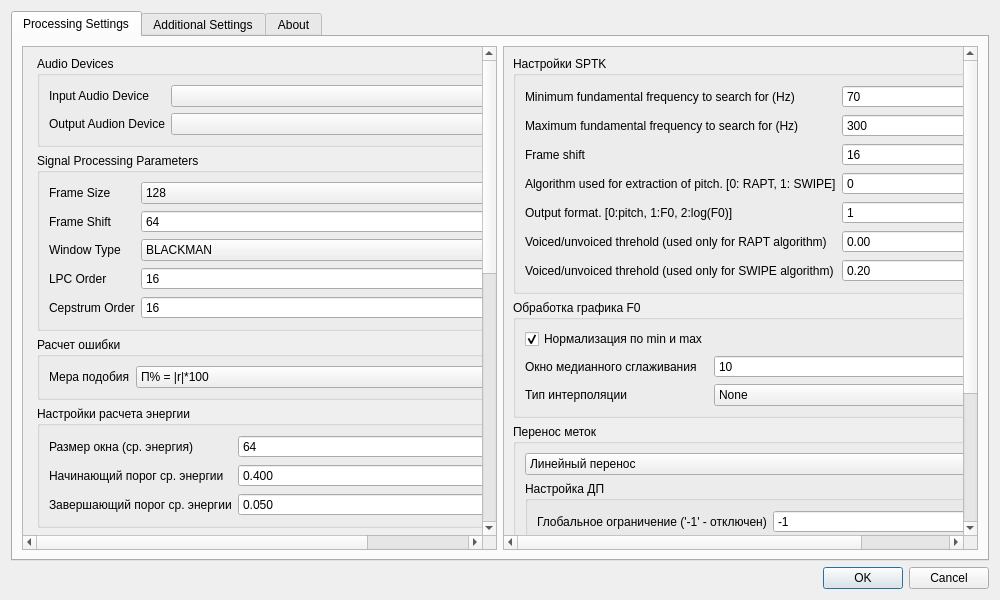
Qt form settingsdialog.ui (zhitko/inton-trainer) before a commit.
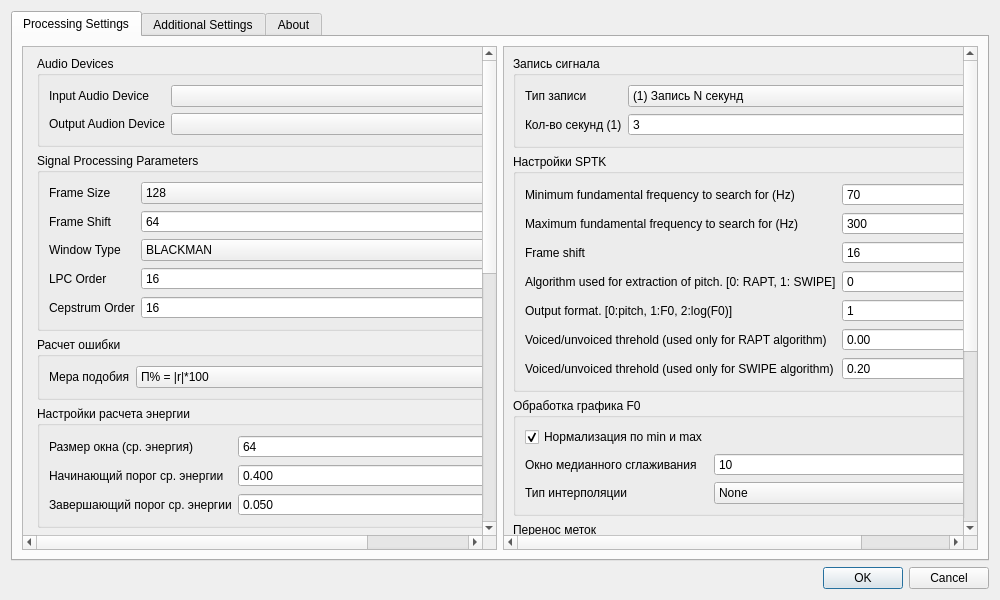
The same form after that commit. Icons and pictures are not drawn.

```diff
--- a/settingsdialog.ui
+++ b/settingsdialog.ui
@@ -687,26 +687,83 @@
             <x>0</x>
             <y>0</y>
             <width>505</width>
-            <height>598</height>
+            <height>689</height>
            </rect>
           </property>
           <layout class="QHBoxLayout" name="horizontalLayout_3">
            <item>
             <layout class="QVBoxLayout" name="verticalLayout_4">
+             <item>
+              <widget class="QGroupBox" name="groupBox_13">
+               <property name="title">
+                <string>Запись сигнала</string>
+               </property>
+               <layout class="QFormLayout" name="formLayout_12">
+                <item row="0" column="0">
+                 <widget class="QLabel" name="label_37">
+                  <property name="text">
+                   <string>Тип записи</string>
+                  </property>
+                 </widget>
+                </item>
+                <item row="0" column="1">
+                 <widget class="QComboBox" name="recordingType">
+                  <item>
+                   <property name="text">
+                    <string>(1) Запись N секунд</string>
+                   </property>
+                  </item>
+                  <item>
+                   <property name="text">
+                    <string>(2) Ручная остановка записи</string>
+                   </property>
+                  </item>
+                  <item>
+                   <property name="text">
+                    <string>(3) Запись по F0</string>
+                   </property>
+                  </item>
+                  <item>
+                   <property name="text">
+                    <string>(4) Запись по энергии</string>
+                   </property>
+                  </item>
+                 </widget>
+                </item>
+                <item row="1" column="0">
+                 <widget class="QLabel" name="label_38">
+                  <property name="text">
+                   <string>Кол-во секунд (1)</string>
+                  </property>
+                 </widget>
+                </item>
+                <item row="1" column="1">
+                 <widget class="QSpinBox" name="recordingSeconds">
+                  <property name="minimum">
+                   <number>1</number>
+                  </property>
+                  <property name="value">
+                   <number>3</number>
+                  </property>
+                 </widget>
+                </item>
+               </layout>
+              </widget>
+             </item>
              <item>
               <widget class="QGroupBox" name="groupBox_3">
                <property name="title">
                 <string>Настройки SPTK</string>
                </property>
                <layout class="QFormLayout" name="formLayout_4">
-                <item row="0" column="0">
+                <item row="1" column="0">
                  <widget class="QLabel" name="label_5">
                   <property name="text">
                    <string>Minimum fundamental frequency to search for (Hz)</string>
                   </property>
                  </widget>
                 </item>
-                <item row="0" column="1">
+                <item row="1" column="1">
                  <widget class="QSpinBox" name="pitchMinFreqSpin">
                   <property name="maximum">
                    <number>65536</number>
@@ -716,14 +773,14 @@
                   </property>
                  </widget>
                 </item>
-                <item row="1" column="0">
+                <item row="2" column="0">
                  <widget class="QLabel" name="label_6">
                   <property name="text">
                    <string>Maximum fundamental frequency to search for (Hz)</string>
                   </property>
                  </widget>
                 </item>
-                <item row="1" column="1">
+                <item row="2" column="1">
                  <widget class="QSpinBox" name="pitchMaxFreqSpin">
                   <property name="maximum">
                    <number>65536</number>
@@ -736,14 +793,14 @@
                   </property>
                  </widget>
                 </item>
-                <item row="2" column="0">
+                <item row="3" column="0">
                  <widget class="QLabel" name="label_11">
                   <property name="text">
                    <string>Frame shift</string>
                   </property>
                  </widget>
                 </item>
-                <item row="2" column="1">
+                <item row="3" column="1">
                  <widget class="QSpinBox" name="pitchFrameShoftSpin">
                   <property name="maximum">
                    <number>65536</number>
@@ -753,28 +810,28 @@
                   </property>
                  </widget>
                 </item>
-                <item row="3" column="0">
+                <item row="4" column="0">
                  <widget class="QLabel" name="label_12">
                   <property name="text">
                    <string>Algorithm used for extraction of pitch. [0: RAPT, 1: SWIPE]</string>
                   </property>
                  </widget>
                 </item>
-                <item row="3" column="1">
+                <item row="4" column="1">
                  <widget class="QSpinBox" name="pitchATypeSpin">
                   <property name="maximum">
                    <number>1</number>
                   </property>
                  </widget>
                 </item>
-                <item row="4" column="0">
+                <item row="5" column="0">
                  <widget class="QLabel" name="label_13">
                   <property name="text">
                    <string>Output format. [0:pitch, 1:F0, 2:log(F0)]</string>
                   </property>
                  </widget>
                 </item>
-                <item row="4" column="1">
+                <item row="5" column="1">
                  <widget class="QSpinBox" name="pitchOTypeSpin">
                   <property name="maximum">
                    <number>2</number>
@@ -784,24 +841,24 @@
                   </property>
                  </widget>
                 </item>
-                <item row="5" column="0">
+                <item row="6" column="0">
                  <widget class="QLabel" name="label_14">
                   <property name="text">
                    <string>Voiced/unvoiced threhold (used only for RAPT algorithm)</string>
                   </property>
                  </widget>
                 </item>
-                <item row="5" column="1">
+                <item row="6" column="1">
                  <widget class="QDoubleSpinBox" name="pitchThreshRaptSpin"/>
                 </item>
-                <item row="6" column="0">
+                <item row="7" column="0">
                  <widget class="QLabel" name="label_15">
                   <property name="text">
                    <string>Voiced/unvoiced threhold (used only for SWIPE algorithm)</string>
                   </property>
                  </widget>
                 </item>
-                <item row="6" column="1">
+                <item row="7" column="1">
                  <widget class="QDoubleSpinBox" name="pitchThreshSwipeSpin">
                   <property name="decimals">
                    <number>2</number>
```
